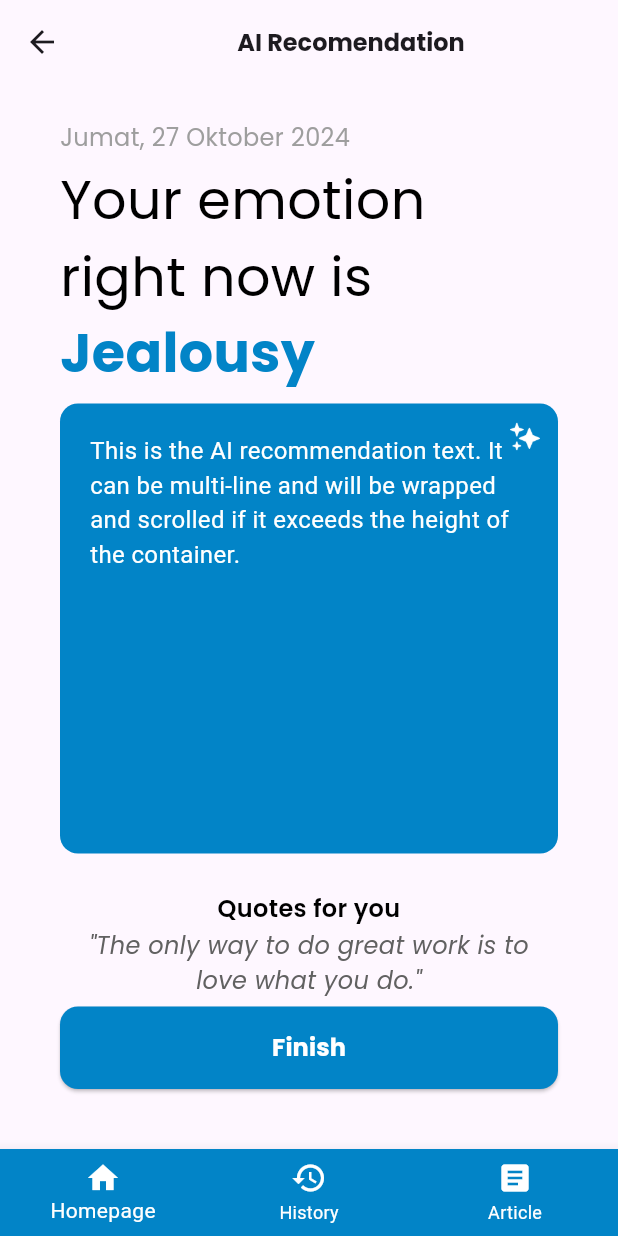
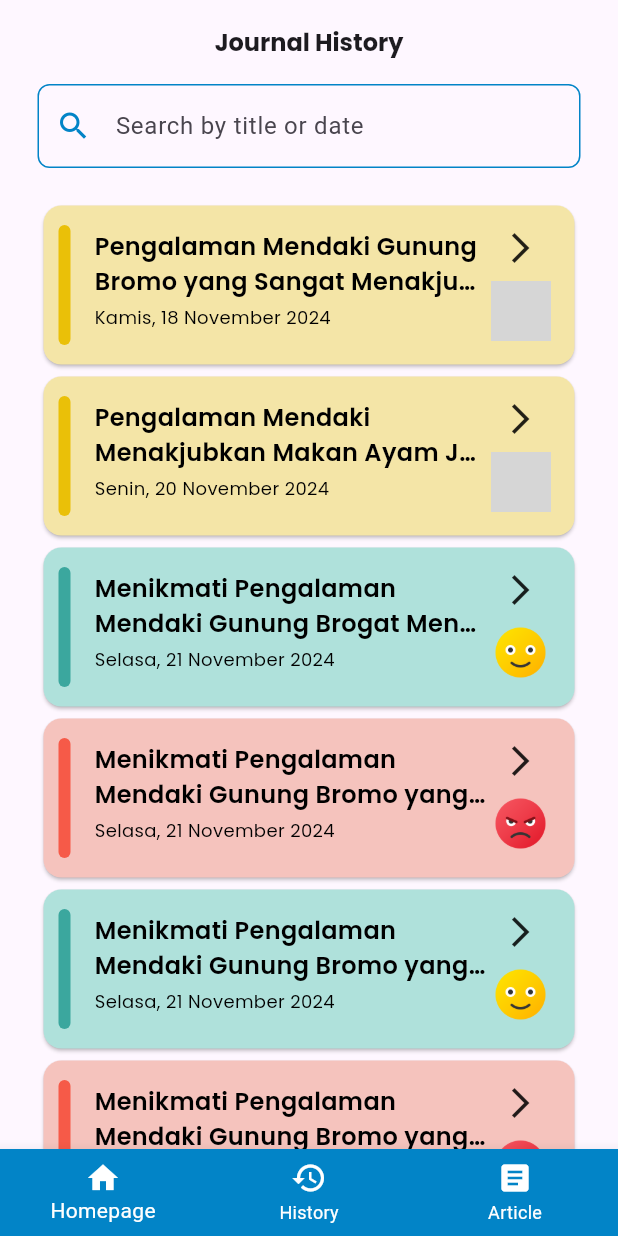
Before and after one commit to LouisFernando1204/jourx-frontend, a Flutter app: the MainMenu screen opened directly, item 2 of the bottom bar chosen, on a phone screen of 412 x 824 dp. Run offline on Flutter 3.47's test engine with Material 3 defaults, Android fonts, the light colour scheme and no system bars; our stand-ins replace double_back_to_close, equatable, fluttertoast, google_fonts, speech_to_text; grey boxes are pictures that could not be loaded.

Commit message:
history page

```diff
--- a/lib/main.dart
+++ b/lib/main.dart
@@ -21,7 +21,7 @@ class MyApp extends StatelessWidget {
         colorScheme: ColorScheme.fromSeed(seedColor: Colors.deepPurple),
         useMaterial3: true,
       ),
-      home: const AiRecomendationPage(), // Mengganti halaman utama menjadi PricePage
+      home: const MainMenu(), // Mengganti halaman utama menjadi PricePage
     );
   }
 }
--- /dev/null
+++ b/lib/view/pages/history_page.dart
@@ -0,0 +1,168 @@
+part of 'pages.dart';
+
+class HistoryPage extends StatefulWidget {
+  const HistoryPage({super.key});
+
+  @override
+  State<HistoryPage> createState() => _HistoryPageState();
+}
+
+class _HistoryPageState extends State<HistoryPage> {
+  final TextEditingController _searchController = TextEditingController();
+  List<Map<String, dynamic>> _allHistories = [];
+  List<Map<String, dynamic>> _filteredHistories = [];
+
+  @override
+  void initState() {
+    super.initState();
+
+    // Data awal
+    _allHistories = [
+      {
+        'title':
+            'Pengalaman Mendaki Gunung Bromo yang Sangat Menakjubkan Makan Ayam',
+        'date': 'Kamis, 18 November 2024',
+        'categoryValue': 80,
+      },
+      {
+        'title':
+            'Pengalaman Mendaki Menakjubkan Makan Ayam Jalan-jalan ke Pantai Indah',
+        'date': 'Senin, 20 November 2024',
+        'categoryValue': 50,
+      },
+      {
+        'title':
+            'Menikmati Pengalaman Mendaki Gunung Brogat Menakjubkan Makan Ayam Wisata Kuliner di Bandung',
+        'date': 'Selasa, 21 November 2024',
+        'categoryValue': 40,
+      },
+      {
+        'title':
+            'Menikmati Pengalaman Mendaki Gunung Bromo yang Sangat Menakjubkan Makan Ayam Wisata Kuliner di Bandung',
+        'date': 'Selasa, 21 November 2024',
+        'categoryValue': 90,
+      },
+      {
+        'title':
+            'Menikmati Pengalaman Mendaki Gunung Bromo yang Sangat Menakjubkan Makan Ayam Wisata Kuliner di Bandung',
+        'date': 'Selasa, 21 November 2024',
+        'categoryValue': 10,
+      },
+      {
+        'title':
+            'Menikmati Pengalaman Mendaki Gunung Bromo yang Sangat Menakjubkan Makan Ayam Wisata Kuliner di Bandung',
+        'date': 'Selasa, 21 November 2024',
+        'categoryValue': 100,
+      },
+    ];
+    _filteredHistories = List.from(_allHistories);
+  }
+
+  void _filterHistories(String query) {
+    setState(() {
+      _filteredHistories = _allHistories
+          .where((history) =>
+              history['title'].toLowerCase().contains(query.toLowerCase()) ||
+              history['date'].toLowerCase().contains(query.toLowerCase()))
+          .toList();
+    });
+  }
+
+  @override
+  Widget build(BuildContext context) {
+    return Scaffold(
+      appBar: PreferredSize(
+        preferredSize: Size.fromHeight(kToolbarHeight),
+        child: AppBar(
+          automaticallyImplyLeading: false,
+          title: Padding(
+            padding: const EdgeInsets.symmetric(horizontal: 19.0),
+            child: Center(
+              child: Text(
+                'Journal History',
+                style: GoogleFonts.poppins(
+                  fontWeight: FontWeight.bold,
+                  fontSize: 16,
+                ),
+              ),
+            ),
+          ),
+        ),
+      ),
+      resizeToAvoidBottomInset: true,
+      body: ChangeNotifierProvider<JournalingViewmodel>(
+        create: (_) => JournalingViewmodel(),
+        child: Padding(
+          padding: const EdgeInsets.symmetric(horizontal: 25.0),
+          child: Column(
+            children: [
+              // Search Bar
+              SizedBox(
+                width: double.infinity,
+                child: TextField(
+                  controller: _searchController,
+                  decoration: InputDecoration(
+                    hintText: 'Search by title or date',
+                    prefixIcon: Icon(Icons.search, color: Color(0xff0284c7)),
+                    border: OutlineInputBorder(
+                      borderRadius: BorderRadius.circular(8.0),
+                      borderSide: BorderSide(color: Color(0xff0284c7)),
+                    ),
+                    focusedBorder: OutlineInputBorder(
+                      borderRadius: BorderRadius.circular(8.0),
+                      borderSide: BorderSide(color: Color(0xff0284c7), width: 2.0),
+                    ),
+                    enabledBorder: OutlineInputBorder(
+                      borderRadius: BorderRadius.circular(8.0),
+                      borderSide: BorderSide(color: Color(0xff0284c7)),
+                    ),
+                  ),
+                  onChanged: (value) => _filterHistories(value),
+                ),
+              ),
+
+              const SizedBox(height: 16),
+              // Scrollable List
+              Expanded(
+                child: _filteredHistories.isEmpty
+                    ? Center(
+                        child: Text(
+                          'Konten tidak ditemukan...',
+                          style: GoogleFonts.poppins(
+                            fontSize: 16,
+                            fontWeight: FontWeight.w500,
+                            color: Colors.grey,
+                          ),
+                        ),
+                      )
+                    : SingleChildScrollView(
+                        child: Container(
+                          padding: const EdgeInsets.only(top: 5.0),
+                          child: Column(
+                            children: _filteredHistories.map((history) {
+                              return HistoryCard(
+                                journalTitle: history['title'],
+                                journalDate: history['date'],
+                                categoryValue: history['categoryValue'],
+                                onTap: () {
+                                  print('${history['title']} di-tap!');
+                                },
+                              );
+                            }).toList(),
+                          ),
+                        ),
+                      ),
+              ),
+            ],
+          ),
+        ),
+      ),
+    );
+  }
+
+  @override
+  void dispose() {
+    _searchController.dispose();
+    super.dispose();
+  }
+}
--- a/lib/view/pages/main_menu.dart
+++ b/lib/view/pages/main_menu.dart
@@ -9,7 +9,7 @@ class MainMenu extends StatefulWidget {
 
 class _MainMenuState extends State<MainMenu> {
   int _selectedIndex = 0;
-  static const List<Widget> _pages = <Widget>[HomePage(), AiRecomendationPage()];
+  static const List<Widget> _pages = <Widget>[HomePage(), HistoryPage()];
 
   void _onItemTapped(int index) {
     setState(() {
--- a/lib/view/pages/pages.dart
+++ b/lib/view/pages/pages.dart
@@ -18,3 +18,4 @@ part 'journaling_page.dart';
 part 'home_page.dart';
 part 'main_menu.dart';
 part 'ai_recomendation_page.dart';
+part 'history_page.dart';
```
